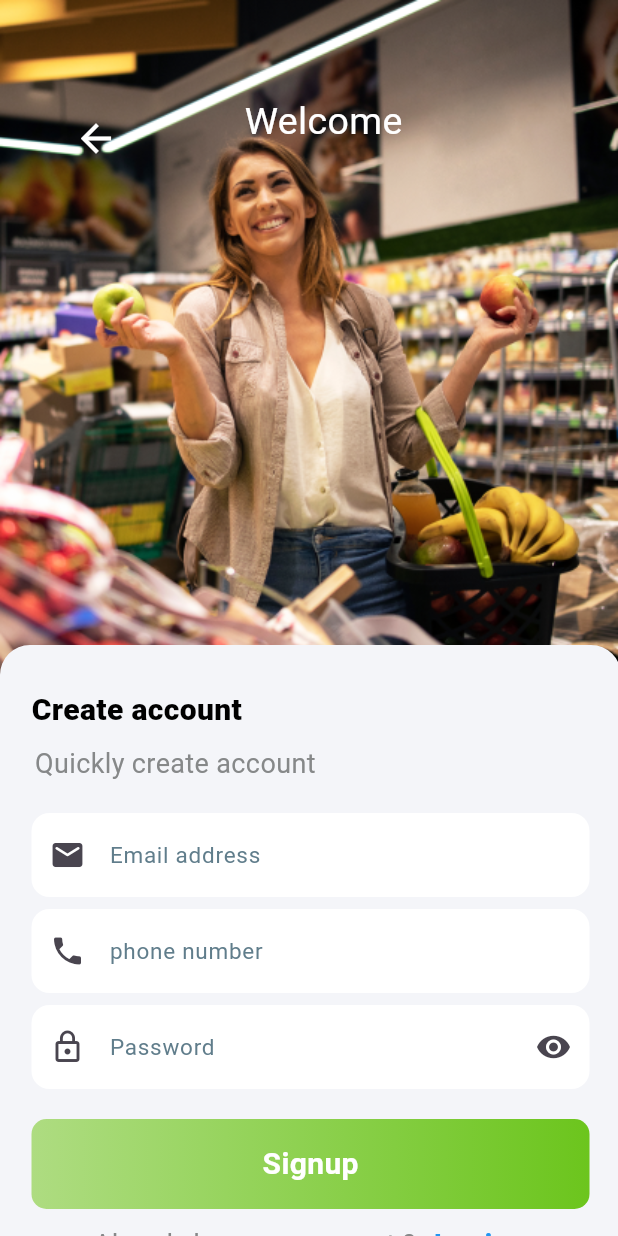
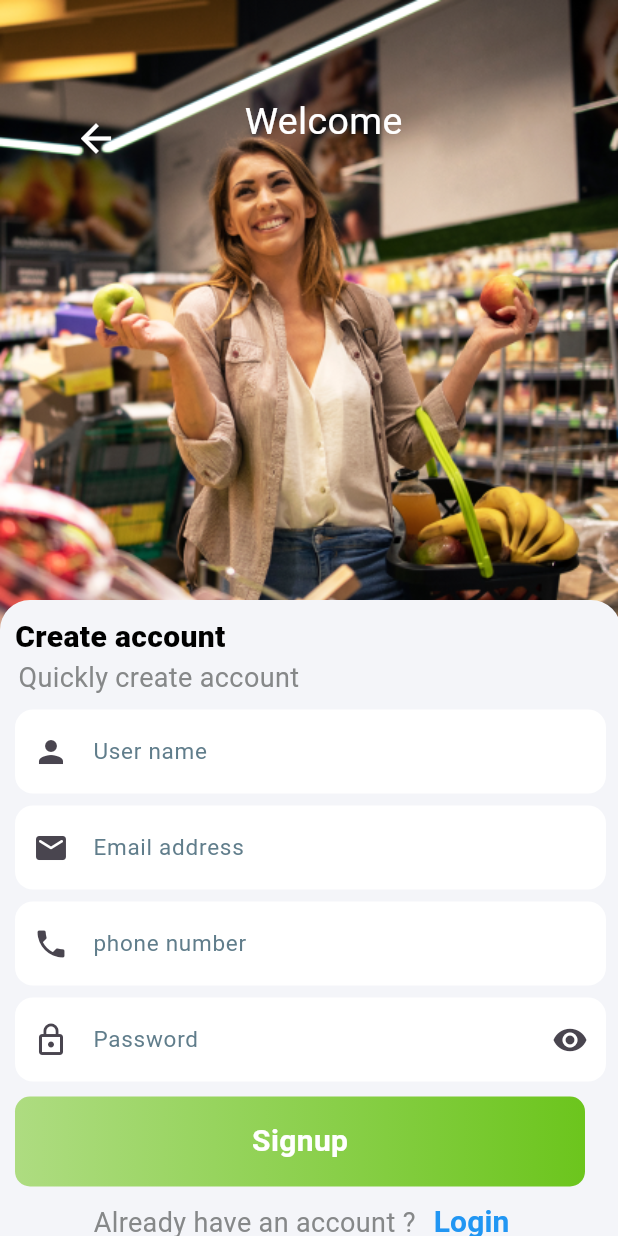
Before and after one commit to Hos99sam2004/Complete_Ecommerce_App, a Flutter app: the SignUp screen opened directly, on a phone screen of 412 x 824 dp. Run offline on Flutter 3.47's test engine with Material 3 defaults, Android fonts, the phone set to English and light mode, and no system bars; our stand-ins replace bloc, dio, flutter_bloc, get, smooth_page_indicator.

Commit message:
Login And Sign Up

```diff
--- a/complete_e_commerce_app/lib/Presentation/Auth/Login/Cubit/login_cubit.dart
+++ b/complete_e_commerce_app/lib/Presentation/Auth/Login/Cubit/login_cubit.dart
@@ -2,6 +2,7 @@ import 'package:bloc/bloc.dart';
 import 'package:complete_e_commerce_app/Presentation/Auth/Login/Model/Login_Model.dart';
 import 'package:complete_e_commerce_app/Presentation/Helper/ApiConst.dart';
 import 'package:complete_e_commerce_app/Presentation/Helper/Dio_Helper.dart';
+import 'package:complete_e_commerce_app/Presentation/Helper/Hive_Helpers.dart';
 import 'package:meta/meta.dart';
 
 part 'login_state.dart';
@@ -22,6 +23,7 @@ class LoginCubit extends Cubit<LoginState> {
       });
    loginModel =LoginModel.fromJson(response.data);
     if(loginModel.status==true||response.statusCode==200){
+      // HiveHelper.Save_Token(loginModel.data!.token!);
       emit(LoginSuccess(loginModel.message!));
     }else{
       emit(LoginError(loginModel.message!));
--- a/complete_e_commerce_app/lib/Presentation/Auth/Sign_up.dart
+++ /dev/null
@@ -1,163 +0,0 @@
-import 'package:complete_e_commerce_app/Presentation/Componanats/Colors.dart';
-import 'package:complete_e_commerce_app/Presentation/Componanats/Defaultbuttom.dart';
-import 'package:complete_e_commerce_app/Presentation/Componanats/TextFormField.dart';
-import 'package:complete_e_commerce_app/Presentation/SplashScreens/HomePage.dart';
-import 'package:complete_e_commerce_app/Presentation/SplashScreens/Splash5.dart';
-import 'package:flutter/material.dart';
-
-class SignUp extends StatefulWidget {
-  const SignUp({super.key});
-
-  @override
-  State<SignUp> createState() => _SignUpState();
-}
-
-class _SignUpState extends State<SignUp> {
-  @override
-  TextEditingController email = new TextEditingController();
-  TextEditingController password = new TextEditingController();
-  TextEditingController phone = new TextEditingController();
-  GlobalKey<FormState> _formkey = new GlobalKey<FormState>();
-  Widget build(BuildContext context) {
-    return Scaffold(
-      body: Container(
-        height: double.infinity,
-        child: Stack(
-          children: [
-            Image.asset(
-                'assets/portrait-female-person-supermarket-holding-fruit-smiling 1.png'),
-            Positioned(
-                top: 68,
-                left: 40,
-                child: IconButton(
-                    onPressed: () {
-                      Navigator.push(
-                          context,
-                          MaterialPageRoute(
-                              builder: (context) => const Splash5()));
-                    },
-                    icon: const Icon(
-                      Icons.arrow_back,
-                      color: Colors.white,
-                      size: 30,
-                    ))),
-            const Positioned(
-                top: 63,
-                left: 163,
-                child: Text(
-                  "Welcome",
-                  style: TextStyle(fontSize: 25, color: Colors.white),
-                )),
-            Positioned(
-              top: 430,
-              child: Container(
-                height: 466,
-                width: 414,
-                padding: const EdgeInsets.all(16),
-                decoration: BoxDecoration(
-                  color: backgraund2,
-                  borderRadius: BorderRadius.circular(20),
-                ),
-                child: Padding(
-                  padding: const EdgeInsets.all(5.0),
-                  child: Column(
-                    crossAxisAlignment: CrossAxisAlignment.start,
-                    children: [
-                      const SizedBox(height: 8),
-                      Text(
-                        "Create account",
-                        style: TextStyle(
-                            fontSize: 20,
-                            color: text2,
-                            fontWeight: FontWeight.w800),
-                      ),
-                      const SizedBox(height: 8),
-                      Text(
-                        textAlign: TextAlign.center,
-                        "Quickly create account ",
-                        style: TextStyle(fontSize: 18, color: text1),
-                      ),
-                      const SizedBox(height: 20),
-                      CustomTextform(
-                        hinttext: 'Email address',
-                        prefixicon: Icons.email_rounded,
-                        mycontroller: email,
-                        validator: (val) {
-                          if (val!.isEmpty) {
-                            return "Can`t be Empty";
-                          }
-                        },
-                        ispassword: false,
-                      ),
-                      const SizedBox(height: 8),
-                      CustomTextform(
-                        hinttext: "phone number",
-                        prefixicon: Icons.phone,
-                        keyboardType: TextInputType.phone,
-                        mycontroller: phone,
-                        validator: (val) {
-                          if (val!.isEmpty) {
-                            return "Can`t be Empty";
-                          }
-                        },
-                      ),
-                      const SizedBox(height: 8),
-                      CustomTextform(
-                        hinttext: 'Password',
-                        ispassword: true,
-                        prefixicon: Icons.lock_outline,
-                        validator: (val) {
-                          if (val!.isEmpty) {
-                            return "Can`t be Empty";
-                          }
-                        },
-                        mycontroller: password,
-                      ),
-                      const SizedBox(height: 20),
-                      InkWell(
-                        onTap: () {
-                          Navigator.push(
-                              context,
-                              MaterialPageRoute(
-                                  builder: (context) => const Homepage()));
-                        },
-                        child: defaultbuttom(
-                          textColor: Colors.white,
-                          text: "Signup",
-                          ontap: () {
-                            Navigator.push(
-                                context,
-                                MaterialPageRoute(
-                                    builder: (context) => const Homepage()));
-                          },
-                        ),
-                      ),
-                      Row(
-                        mainAxisAlignment: MainAxisAlignment.center,
-                        children: [
-                          Text("Already have an account ?",
-                              style: TextStyle(color: text1, fontSize: 18)),
-                          TextButton(
-                            onPressed: () {},
-                            child: const Text(
-                              "Login",
-                              style: TextStyle(
-                                color: Colors.blue,
-                                fontWeight: FontWeight.bold,
-                                fontSize: 20,
-                              ),
-                            ),
-                          ),
-                        ],
-                      ),
-                    ],
-                  ),
-                ),
-              ),
-            )
-          ],
-        ),
-      ),
-    );
-  }
-}
--- /dev/null
+++ b/complete_e_commerce_app/lib/Presentation/Auth/Sign_up/Cubit/sign_state.dart
@@ -0,0 +1,15 @@
+part of 'sign_cubit.dart';
+
+@immutable
+sealed class SignState {}
+
+final class SignInitial extends SignState {}
+final class SignLoading extends SignState {}
+final class SignSuccess extends SignState {
+  final String msg;
+  SignSuccess(this.msg);
+}
+final class SignError extends SignState {
+  final String msg;
+  SignError(this.msg);
+}
--- /dev/null
+++ b/complete_e_commerce_app/lib/Presentation/Auth/Sign_up/Sign_up.dart
@@ -0,0 +1,202 @@
+import 'package:complete_e_commerce_app/Presentation/Auth/Auth_Welcome.dart';
+import 'package:complete_e_commerce_app/Presentation/Auth/Login/Login.dart';
+import 'package:complete_e_commerce_app/Presentation/Auth/Sign_up/Cubit/sign_cubit.dart';
+import 'package:complete_e_commerce_app/Presentation/Componanats/Colors.dart';
+import 'package:complete_e_commerce_app/Presentation/Componanats/Defaultbuttom.dart';
+import 'package:complete_e_commerce_app/Presentation/Componanats/TextFormField.dart';
+import 'package:complete_e_commerce_app/Presentation/SplashScreens/HomePage.dart';
+import 'package:complete_e_commerce_app/Presentation/SplashScreens/Splash5.dart';
+import 'package:complete_e_commerce_app/Presentation/page/Home.dart';
+import 'package:flutter/material.dart';
+import 'package:flutter_bloc/flutter_bloc.dart';
+import 'package:get/get.dart';
+
+class SignUp extends StatefulWidget {
+  const SignUp({super.key});
+
+  @override
+  State<SignUp> createState() => _SignUpState();
+}
+
+class _SignUpState extends State<SignUp> {
+  @override
+  TextEditingController _username = new TextEditingController();
+  TextEditingController _email = new TextEditingController();
+  TextEditingController _password = new TextEditingController();
+  TextEditingController _phoneNumper = new TextEditingController();
+  GlobalKey<FormState> _formkey = new GlobalKey<FormState>();
+
+  Widget build(BuildContext context) {
+    return BlocListener<SignCubit, SignState>(
+      listener: (context, state) {
+        // TODO: implement listener
+        if(state is SignSuccess)
+        {
+          Get.snackbar("Success: ",state.msg ,backgroundColor: Colors.green,colorText: Colors.white ,duration: Duration(milliseconds: 500));
+
+        Get.to( ()=> const HomeScreen() ) ;
+        }
+        if(state is SignError)
+        {
+        Get.snackbar("Error: ",state.msg ,backgroundColor: Colors.red,colorText: Colors.white ,duration: Duration(milliseconds: 500));
+        }
+      },
+      child: Scaffold(
+        body: Container(
+          height: double.infinity,
+          child: Stack(
+            children: [
+              Image.asset(
+                  'assets/portrait-female-person-supermarket-holding-fruit-smiling 1.png'),
+              Positioned(
+                  top: 68,
+                  left: 40,
+                  child: IconButton(
+                      onPressed: () {
+                        Navigator.push(
+                            context,
+                            MaterialPageRoute(
+                                builder: (context) => const AuthWelcome()));
+                      },
+                      icon: const Icon(
+                        Icons.arrow_back,
+                        color: Colors.white,
+                        size: 30,
+                      ))),
+              const Positioned(
+                  top: 63,
+                  left: 163,
+                  child: Text(
+                    "Welcome",
+                    style: TextStyle(fontSize: 25, color: Colors.white),
+                  )),
+              Positioned(
+                top: 400,
+                child: SingleChildScrollView(
+                  child: Container(
+                    height: 486,
+                    width: 414,
+                    padding: const EdgeInsets.all(10),
+                    decoration: BoxDecoration(
+                      color: backgraund2,
+                      borderRadius: BorderRadius.circular(20),
+                    ),
+
+                    child: Form(
+                      key: _formkey,
+                      child: Column(
+                        crossAxisAlignment: CrossAxisAlignment.start,
+                        children: [
+                          Text(
+                            "Create account",
+                            style: TextStyle(
+                                fontSize: 20,
+                                color: text2,
+                                fontWeight: FontWeight.w800),
+                          ),
+                          Text(
+                            textAlign: TextAlign.center,
+                            "Quickly create account ",
+                            style: TextStyle(fontSize: 18, color: text1),
+                          ),
+                          const SizedBox(height: 8),
+                          CustomTextform(
+                            hinttext: "User name",
+                            prefixicon: Icons.person,
+                            mycontroller: _username,
+                            validator: (val) {
+                              if (val!.isEmpty) {
+                                return "Can`t be Empty";
+                              }
+                            },
+                          ),
+                          const SizedBox(height: 8),
+                          CustomTextform(
+                            hinttext: 'Email address',
+                            prefixicon: Icons.email_rounded,
+                            mycontroller: _email,
+                            validator: (value) {
+                              if (!value!.isEmail) {
+                                return "Please enter a valid email";
+                              }
+                            },
+                            ispassword: false,
+                          ),
+                          const SizedBox(height: 8),
+                          CustomTextform(
+                            hinttext: "phone number",
+                            prefixicon: Icons.phone,
+                            keyboardType: TextInputType.phone,
+                            mycontroller: _phoneNumper,
+                            validator: (val) {
+                              if (val!.isEmpty) {
+                                return "invalid phone number";
+                              }
+                            },
+                          ),
+                          const SizedBox(height: 8),
+                          CustomTextform(
+                            hinttext: 'Password',
+                            ispassword: true,
+                            prefixicon: Icons.lock_outline,
+                            validator: (val) {
+                              if (val!.isEmpty) {
+                                return "Can`t be Empty";
+                              }
+                            },
+                            mycontroller: _password,
+                          ),
+                          const SizedBox(height: 10),
+                          InkWell(
+                            onTap: () {
+
+                              if (_formkey.currentState!.validate()) {
+                                context.read<SignCubit>().SignUp(email: _email.text, password: _password.text, PhoneNumber: _phoneNumper.text, UserName: _username.text,);
+                              }
+                            },
+                            child: BlocBuilder<SignCubit, SignState >(
+                        builder: (context, state) {
+                          if (state is SignLoading ){
+                            return const Center(child: CircularProgressIndicator());
+                          }
+                        return defaultbuttom(
+                              textColor: Colors.white,
+                              text: "Signup",
+                            );
+                        },
+                      ),
+                          ),
+                          Row(
+                            mainAxisAlignment: MainAxisAlignment.center,
+                            children: [
+                              Text("Already have an account ?",
+                                  style: TextStyle(color: text1, fontSize: 18)),
+                              TextButton(
+                                onPressed: () {
+                                  Get.to(()=> Login());
+                                },
+                                child: const Text(
+                                  "Login",
+                                  style: TextStyle(
+                                    color: Colors.blue,
+                                    fontWeight: FontWeight.bold,
+                                    fontSize: 20,
+                                  ),
+                                ),
+                              ),
+                            ],
+                          ),
+                        ],
+                      ),
+                    ),
+                  ),
+                ),
+              ),
+
+            ],
+          ),
+        ),
+      ),
+    );
+  }
+}
--- a/complete_e_commerce_app/lib/Presentation/Componanats/Defaultbuttom.dart
+++ b/complete_e_commerce_app/lib/Presentation/Componanats/Defaultbuttom.dart
@@ -7,7 +7,7 @@ import 'package:flutter/material.dart';
 // import 'package:get/get.dart';
 Widget defaultbuttom({
   @required String? text,
-  @required VoidCallback? ontap,
+  // @required VoidCallback? ontap,
   double width = 380,
   double height = 60,
   double radius = 10,
--- a/complete_e_commerce_app/lib/Presentation/Helper/ApiConst.dart
+++ b/complete_e_commerce_app/lib/Presentation/Helper/ApiConst.dart
@@ -1,4 +1,6 @@
 class ApiConst{
   static const String BASE_URL = "https://student.valuxapps.com/api/";
   static const String LOGIN = "login";
+  static const String SIGNUP = "register";
+
 }
--- a/complete_e_commerce_app/pubspec.yaml
+++ b/complete_e_commerce_app/pubspec.yaml
@@ -39,11 +39,14 @@ dependencies:
   smooth_page_indicator: ^1.2.0+3
   flutter_bloc: ^8.1.6
   dio: ^5.7.0
+#  hive_flutter: ^1.1.0
+#  hive: ^2.2.3
 
 dev_dependencies:
   flutter_test:
     sdk: flutter
-
+#  hive_generator: ^2.0.1
+#  build_runner: ^2.4.13
   # The "flutter_lints" package below contains a set of recommended lints to
   # encourage good coding practices. The lint set provided by the package is
   # activated in the `analysis_options.yaml` file located at the root of your
```
Also changed, not shown: complete_e_commerce_app/lib/Presentation/Auth/Auth_Welcome.dart (+7 -5 lines), complete_e_commerce_app/lib/Presentation/Auth/Login/Login.dart (+4 -3 lines), complete_e_commerce_app/lib/Presentation/Auth/Sign_up/Cubit/sign_cubit.dart (added, +41 -0 lines), complete_e_commerce_app/lib/Presentation/Auth/Sign_up/Model/Signup_model.dart (added, +96 -0 lines), complete_e_commerce_app/lib/Presentation/Helper/Hive_Helpers.dart (added, +11 -0 lines), complete_e_commerce_app/lib/Presentation/page/Home.dart (+17 -15 lines), complete_e_commerce_app/lib/main.dart (+22 -7 lines).
